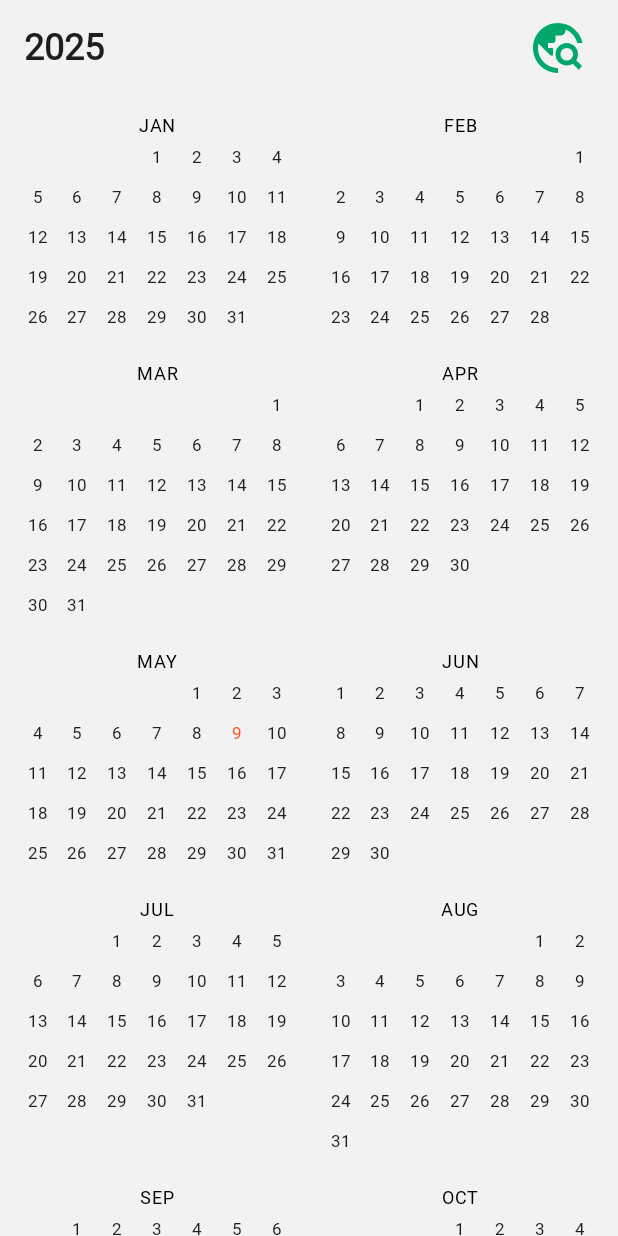
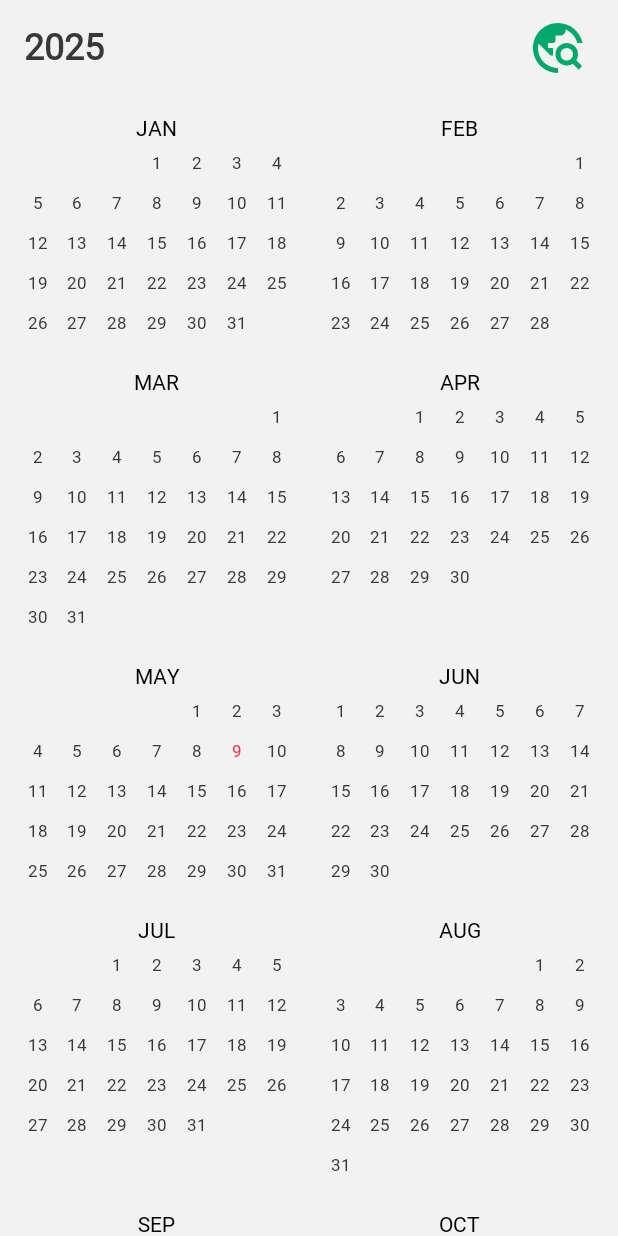
Before and after one commit to walele993/football_calendar_frontend, an Android app built with Jetpack Compose: the screen it shows after launch (MainActivity), after a tap on "2025", on a phone screen of 412 x 824 dp. Run offline under Robolectric (Android 15) with nearby library versions, the light colour scheme and no system bars; our stand-ins replace Room's generated code, accompanist; Roboto replaces fonts that are not available here.

Commit message:
Aesthetical Improvements

```diff
--- a/app/src/main/java/com/walele/footballcalendarapp/ui/components/CalendarView.kt
+++ b/app/src/main/java/com/walele/footballcalendarapp/ui/components/CalendarView.kt
@@ -264,12 +264,15 @@ private fun DayCell(
                     text = date.dayOfMonth.toString(),
                     style = MaterialTheme.typography.bodyLarge.copy(
                         fontFamily = OnestVariableFont,
-                        fontWeight = FontWeight.W400
+                        fontWeight = when {
+                            isToday -> FontWeight.W900
+                            else -> FontWeight.W400
+                        },
                     ),
                     color = when {
-                        isToday -> Color(0xFFFF6B00)
-                        isSelected -> Color(0xFF1e1e1e)
-                        isCurrentMonth -> Color(0xFF1e1e1e)
+                        isToday -> Color(0xFFFA2D48)
+                        isSelected -> Color(0xFF383838)
+                        isCurrentMonth -> Color(0xFF383838)
                         else -> Color(0xFFB0B0B0)
                     }
                 )
--- a/app/src/main/java/com/walele/footballcalendarapp/ui/components/TopBar.kt
+++ b/app/src/main/java/com/walele/footballcalendarapp/ui/components/TopBar.kt
@@ -41,14 +41,14 @@ fun TopBar(
                     style = MaterialTheme.typography.headlineSmall.copy(
                         fontFamily = OnestVariableFont,
                         fontWeight = FontWeight.W900,
-                        color = Color(0xFF1e1e1e) // Nero
+                        color = Color(0xFF383838) // Nero
                     ),
                     modifier = Modifier.clickable { onMonthClick() }
                 )
                 Spacer(modifier = Modifier.width(8.dp))
             }
 
-            val yearColor = if (isYearlyView) Color(0xFF1e1e1e) else Color(0xFFB0B0B0) // Nero se solo l'anno
+            val yearColor = if (isYearlyView) Color(0xFF383838) else Color(0xFFB0B0B0) // Nero se solo l'anno
 
             Text(
                 text = "${currentMonthYear.year}",
--- a/app/src/main/java/com/walele/footballcalendarapp/ui/components/YearlyCalendarView.kt
+++ b/app/src/main/java/com/walele/footballcalendarapp/ui/components/YearlyCalendarView.kt
@@ -49,7 +49,7 @@ fun YearlyCalendarView(
             ) {
                 Text(
                     text = ym.month.getDisplayName(TextStyle.SHORT, Locale.getDefault()).uppercase(),
-                    style = MaterialTheme.typography.labelMedium.copy(
+                    style = MaterialTheme.typography.labelLarge.copy(
                         fontFamily = OnestVariableFont,
                         fontWeight = FontWeight.W400
                     ),
@@ -108,8 +108,8 @@ private fun MiniCalendarGrid(
                                     fontWeight = FontWeight.W400
                                 ),
                                 color = when {
-                                    isToday -> Color(0xFFFF5722) // Colore per oggi
-                                    else -> Color(0xFF1e1e1e)
+                                    isToday -> Color(0xFFFA2D48) // Colore per oggi
+                                    else -> Color(0xFF383838)
                                 }
                             )
                         }
--- a/app/src/main/java/com/walele/footballcalendarapp/ui/screens/HomeScreen.kt
+++ b/app/src/main/java/com/walele/footballcalendarapp/ui/screens/HomeScreen.kt
@@ -113,7 +113,7 @@ fun HomeScreen(
                                     fontFamily = OnestVariableFont,
                                     fontWeight = FontWeight.W900
                                 ),
-                                color = Color(0xFF1e1e1e)
+                                color = Color(0xFF383838)
                             )
                         }
 
@@ -137,7 +137,7 @@ fun HomeScreen(
                                             style = MaterialTheme.typography.bodyMedium.copy(
                                                 fontFamily = OnestVariableFont,
                                                 fontWeight = FontWeight.W400,
-                                                color = if (isSelected) Color(0xFF00A86B) else Color(0xFF1e1e1e)
+                                                color = if (isSelected) Color(0xFF00A86B) else Color(0xFF383838)
                                             ),
                                         )
                                         if (isSelected) {
```
Also changed, not shown: app/src/main/java/com/walele/footballcalendarapp/ui/components/MatchList.kt (+21 -7 lines).
